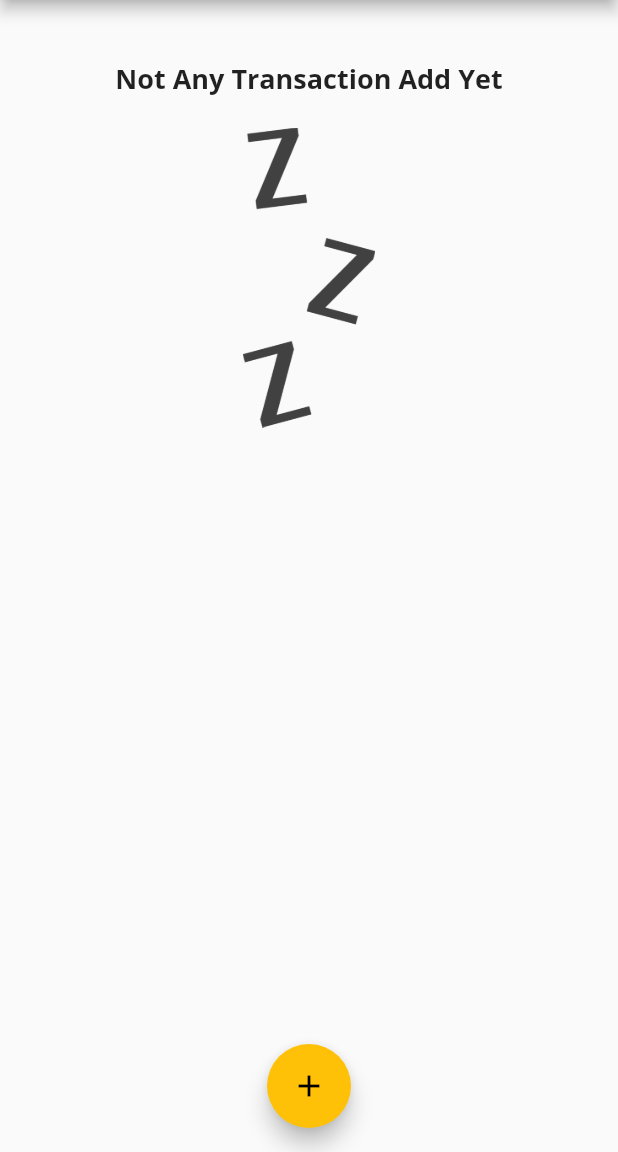
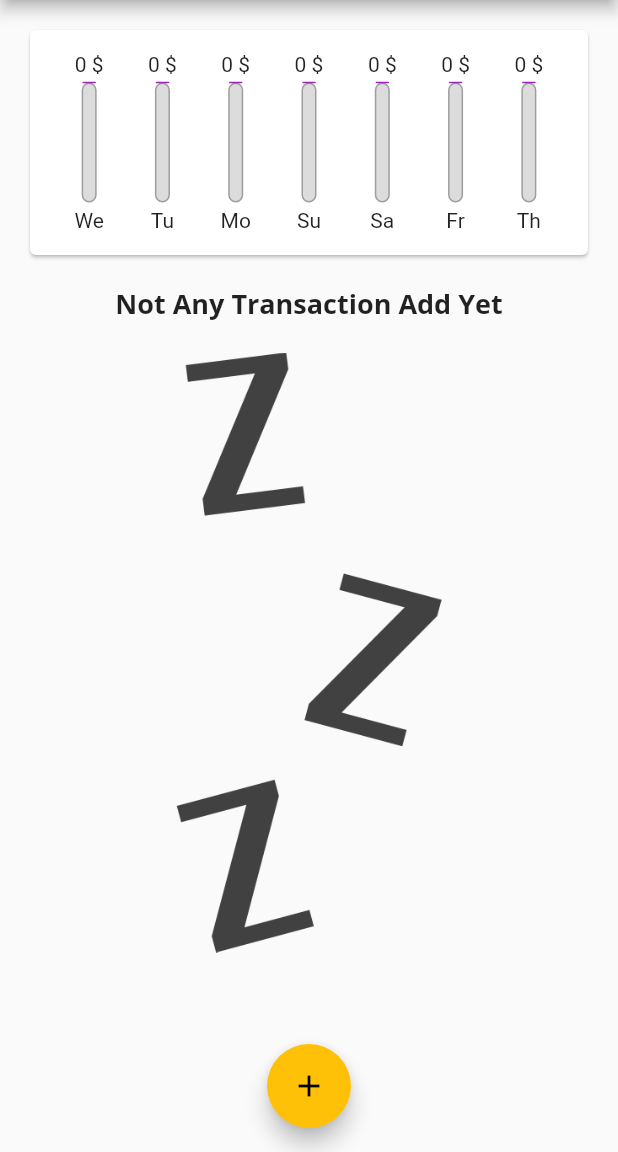
Before and after one commit to MeTi-DeV/Personal-Expenses-flutter, a Flutter app: the screen it shows after launch, on a phone screen of 412 x 824 dp, the part 84-1236 px from its top. Run offline on Flutter 3.47's test engine with Material 2 defaults, Android fonts, the phone set to English and light mode, and no system bars.

Commit message:
create ChartBar widget and use fold()

```diff
--- a/lib/main.dart
+++ b/lib/main.dart
@@ -70,12 +70,9 @@ class _MyHomePageState extends State<MyHomePage> {
     // Transaction(id: 't1', title: 'Book', amount: 25.99, date: DateTime.now()),
     // Transaction(id: 't2', title: 'Food', amount: 75.99, date: DateTime.now()),
   ];
-// comment 1 : create a List to separate part of whole our list data and pass it the Chart() widget
   List<Transaction> get _recentTransactions {
-    // comment 2 : Where(): this method say to us : i can separate pieces of your list and save it inside my list that it was generated automatically when you call me
-    // it will whrite like map() at the last we have to call toList()
+
     return _userTransactions.where((tx) {
-      //comment 3 :isAfter(): his method say to us : i get an argument by type of DateTime and separate your time from now till each day you want
       return tx.date.isAfter(DateTime.now().subtract(Duration(days: 7)));
     }).toList();
   }
@@ -95,7 +92,6 @@ class _MyHomePageState extends State<MyHomePage> {
           // mainAxisAlignment: MainAxisAlignment.spaceAround,
           crossAxisAlignment: CrossAxisAlignment.start,
           children: [
-            //comment 4 : at last we pass our isolated list to our Chart() widget
             Chart(_recentTransactions), TransactionList(_userTransactions),
           ],
         ),
--- a/lib/widgets/chart.dart
+++ b/lib/widgets/chart.dart
@@ -1,37 +1,38 @@
 import 'package:flutter/material.dart';
 import '../models/transaction.dart';
 import 'package:intl/intl.dart';
+import './chart_bar.dart';
 
-// comment 1 : first  crate  my chart widget
 class Chart extends StatelessWidget {
   final List<Transaction> recentTransactions;
   Chart(this.recentTransactions);
-
-// comment 2 : line 14 its most imporance part of this widget
-// comment 3 : get is a dynamic calculator, here is for  calculate my recet 7 days , its type is  List<Map<String,Object>> because it will be list of objects inside it
-//first we create our list of days and amount above it each day by Lis.generate()
-
-  List<Map<String, Object>> get GroupTransactionsValues {
-    //comment 4 : Lis.generate() get 2 arguments first is length of our list second its works like a container
+//*****     here we should define list as dynamic     *****
+  List<Map<String, dynamic>> get GroupTransactionsValues {
     return List.generate(7, (index) {
-
-      // comment 5 : first define a variable like Weekday its get time from itself time to duration of the index
       final Weekday = DateTime.now().subtract(Duration(days: index));
-      //comment 6 : second define a variable by name totalSum to calculate all of our amount per day
       double totalSum = 0.0;
-      // comment 7 : useing for loop to calculate eacth day amounts
       for (var i = 0; i < recentTransactions.length; i++) {
         if (recentTransactions[i].date.day == Weekday.day &&
             recentTransactions[i].date.month == Weekday.month &&
             recentTransactions[i].date.year == Weekday.year) {
           totalSum += recentTransactions[i].amount;
-
         }
       }
       print(DateFormat.E().format(Weekday));
       print(totalSum);
-      // comment 8: at last return our type of map lis
-      return {'day': DateFormat.E().format(Weekday), 'amount': totalSum};
+      return {
+        'day': DateFormat.E().format(Weekday).substring(0, 2),
+        'amount': totalSum
+      };
+    });
+  }
+
+  double get totalSpending {
+    //comment 1 : flod() change our list value to number and sum them together first argument:(0.0): is satrter value to sum with our list object
+    //section argument is an anonymous function that has 2 parameters (first is sum that is intiger value , second is item that has our list atributes and has all objects)
+    //then calculate values what we want and return them as intiger value
+    return GroupTransactionsValues.fold(0.0, (sum, item) {
+      return sum + item['amount'];
     });
   }
 
@@ -40,9 +41,22 @@ class Chart extends StatelessWidget {
     print(GroupTransactionsValues);
     return Container(
         child: Card(
-            margin: EdgeInsets.all(20),
-            child: Row(
-              children: [],
-            )));
+      margin: EdgeInsets.all(20),
+      child:  Container(
+        padding: EdgeInsets.all(15),
+        child: Row(
+            mainAxisAlignment: MainAxisAlignment.spaceAround,
+              children: GroupTransactionsValues.map((data) {
+                //comment 2 :pass all values to chart_bar
+                //last parameter ratio our all amounts with totalSpending
+            return Flexible(
+              fit: FlexFit.tight,
+              child: ChartBar(data['day'], data['amount'],
+                  totalSpending == 0.0 ? 0.0 : (data['amount'] as double )/ totalSpending),
+            );
+          }).toList()),
+      ),
+      ),
+    );
   }
 }
--- /dev/null
+++ b/lib/widgets/chart_bar.dart
@@ -0,0 +1,51 @@
+import 'package:flutter/material.dart';
+
+//comment 1 : create our ChartBar widget with 3 entrance
+// spendingPctofAmount for colorize each day colums
+class ChartBar extends StatelessWidget {
+  final String label;
+  final double spendingAmount;
+  final double spendingPctofAmount;
+  ChartBar(this.label, this.spendingAmount, this.spendingPctofAmount);
+
+  @override
+  Widget build(BuildContext context) {
+    //comment 2 : our charts are like a colum so create in a colum all parts
+    return Column(
+      children: [
+        FittedBox(child: Text('${spendingAmount.toStringAsFixed(0)} \$')),
+        SizedBox(height: 4),
+        Container(
+          height: 80,
+          width: 10,
+          //comment 3 : Stack is widget that make layouts are overhand together chart of each day has a color and background color of that chart
+          //finally Stack() use for multiple layout like this bodies
+          child: Stack(
+            children: [
+              Container(
+                decoration: BoxDecoration(
+                    border: Border.all(width: 1, color: Colors.grey),
+                    borderRadius: BorderRadius.circular(10),
+                    color: Color.fromRGBO(220, 220, 220, 1)),
+              ),
+              //comment 4 : FractionallySizedBox() is a widget for colorize a layout of Stack() with an atribute by name of heightFactor that resives number to colorize taht colun by vlaue of the number that it gets
+               //
+              FractionallySizedBox(
+                heightFactor: spendingPctofAmount,
+                child: Container(
+                  decoration: BoxDecoration(
+                    color: Theme.of(context).primaryColor,
+                    border: Border.all(width: 1, color: Colors.grey),
+                    borderRadius: BorderRadius.circular(10),
+                  ),
+                ),
+              )
+            ],
+          ),
+        ),
+        SizedBox(height: 4),
+        Text(label)
+      ],
+    );
+  }
+}
--- a/lib/widgets/transaction_list.dart
+++ b/lib/widgets/transaction_list.dart
@@ -8,7 +8,7 @@ class TransactionList extends StatelessWidget {
   @override
   Widget build(BuildContext context) {
     return Container(
-      height: 300,
+      height: 700,
       child: transactions.isEmpty
           ?
              Center(
@@ -21,7 +21,7 @@ class TransactionList extends StatelessWidget {
                     ),
                     SizedBox(height:20),
                     Container(
-                      height: 200,
+                      height: 400,
                       child: Image.asset(
                         'assets/images/waiting.png',
 
```
